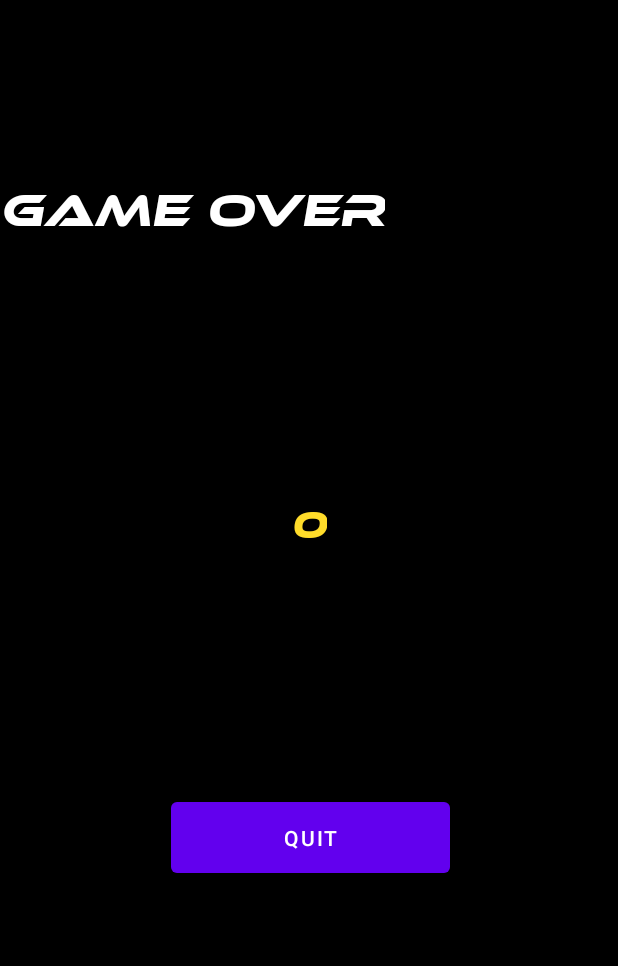
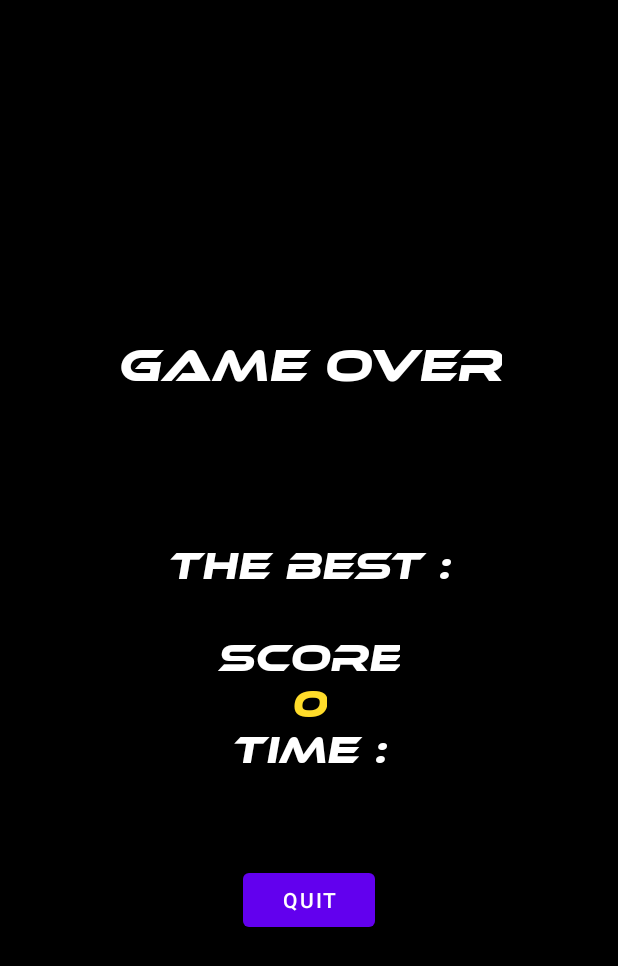
Before and after one commit to SayoCrabs/SlashBubble_tp_android, an Android app: the GameActivity screen opened directly, with no data from a screen before it, after a tap on an icon or button, on a phone screen of 412 x 824 dp. Shown: the top 966 px of the screen. Run offline under Robolectric (Android 15) with nearby library versions, the phone set to English and light mode, and no system bars; our stand-ins replace Firebase (no records; nobody signed in at launch, a user with empty details on screens opened directly); network calls fail; 2 other taps on this screen came first.

Commit message:
LayoutCorrection
Remove unused
Finish Credit interface

```diff
--- a/app/src/main/res/layout/activity_game.xml
+++ b/app/src/main/res/layout/activity_game.xml
@@ -2,9 +2,9 @@
 <androidx.constraintlayout.widget.ConstraintLayout xmlns:android="http://schemas.android.com/apk/res/android"
     xmlns:app="http://schemas.android.com/apk/res-auto"
     xmlns:tools="http://schemas.android.com/tools"
+    android:id="@+id/cl"
     android:layout_width="match_parent"
     android:layout_height="match_parent"
-    android:id="@+id/cl"
     tools:context=".game.GameActivity">
 
 
@@ -12,36 +12,34 @@
         android:id="@+id/layoutPause"
         android:layout_width="match_parent"
         android:layout_height="match_parent"
-        android:background="@color/black"
+        android:background="@drawable/background_credit"
         android:gravity="center"
         android:orientation="vertical"
-        tools:layout_editor_absoluteX="30dp"
-        tools:layout_editor_absoluteY="3dp"
         android:visibility="gone">
 
         <TextView
             android:id="@+id/textPause"
             android:layout_width="wrap_content"
             android:layout_height="wrap_content"
-            android:layout_marginEnd="164dp"
-            android:layout_marginBottom="176dp"
+            android:layout_marginBottom="200dp"
+            android:fontFamily="@font/ethnocentric_rg_it"
             android:text="@string/pause"
             android:textColor="@color/white"
             android:textSize="30sp"
-            android:fontFamily="@font/ethnocentric_rg_it"
             app:layout_constraintBottom_toTopOf="@+id/resume"
-            app:layout_constraintEnd_toEndOf="parent" />
+            app:layout_constraintLeft_toLeftOf="parent"
+            app:layout_constraintRight_toRightOf="parent" />
 
         <Button
             android:id="@+id/resume"
             android:layout_width="186dp"
             android:layout_height="59dp"
-            android:layout_marginEnd="112dp"
             android:layout_marginBottom="236dp"
             android:onClick="resume"
             android:text="@string/resume"
             app:layout_constraintBottom_toBottomOf="parent"
-            app:layout_constraintEnd_toEndOf="parent" />
+            app:layout_constraintLeft_toLeftOf="parent"
+            app:layout_constraintRight_toRightOf="parent" />
     </androidx.constraintlayout.widget.ConstraintLayout>
 
     <androidx.constraintlayout.widget.ConstraintLayout
@@ -49,81 +47,96 @@
         android:layout_width="match_parent"
         android:layout_height="match_parent"
         android:background="@color/black"
-        android:gravity="center"
         android:orientation="vertical"
-        tools:layout_editor_absoluteX="30dp"
-        tools:layout_editor_absoluteY="3dp"
         android:visibility="gone">
 
         <TextView
             android:id="@+id/textGameOver"
             android:layout_width="wrap_content"
             android:layout_height="wrap_content"
-            android:layout_marginEnd="132dp"
-            android:layout_marginBottom="176dp"
-            android:layout_gravity="center"
+            android:layout_marginBottom="100dp"
+            android:fontFamily="@font/ethnocentric_rg_it"
             android:text="@string/gameOver"
             android:textColor="@color/white"
             android:textSize="30sp"
-            android:fontFamily="@font/ethnocentric_rg_it"
             app:layout_constraintBottom_toTopOf="@+id/layoutBestScore"
-            app:layout_constraintStart_toStartOf="parent" />
+            app:layout_constraintLeft_toLeftOf="parent"
+            app:layout_constraintRight_toRightOf="parent" />
 
         <LinearLayout
             android:id="@+id/layoutBestScore"
-            android:layout_width="396dp"
-            android:layout_height="114dp"
-            android:layout_marginBottom="80dp"
+            android:layout_width="match_parent"
+            android:layout_height="wrap_content"
+            android:layout_marginBottom="30dp"
+            android:orientation="vertical"
+            android:gravity="center"
             app:layout_constraintBottom_toTopOf="@+id/quit"
             app:layout_constraintEnd_toEndOf="parent"
-            app:layout_constraintStart_toStartOf="parent"
-            android:orientation="horizontal">
+            app:layout_constraintStart_toStartOf="parent">
+
+
+            <TextView
+                android:layout_width="wrap_content"
+                android:layout_height="wrap_content"
+                android:fontFamily="@font/ethnocentric_rg_it"
+                android:text="@string/the_best_name"
+                android:textColor="@color/white"
+                android:textSize="25sp"/>
 
             <TextView
                 android:id="@+id/textUserNameBestScore"
                 android:layout_width="wrap_content"
                 android:layout_height="wrap_content"
-                android:textSize="25sp"
                 android:fontFamily="@font/ethnocentric_rg_it"
-                android:textColor="@color/purple_200"/>
+                android:text="name"
+                android:textColor="@color/purple_200"
+                android:textSize="25sp" />
 
-            <Space
+            <TextView
                 android:layout_width="wrap_content"
                 android:layout_height="wrap_content"
-                android:layout_weight="1" />
+                android:fontFamily="@font/ethnocentric_rg_it"
+                android:text="@string/score"
+                android:textColor="@color/white"
+                android:textSize="25sp"/>
 
             <TextView
                 android:id="@+id/textBestScore"
                 android:layout_width="wrap_content"
                 android:layout_height="wrap_content"
-                android:textSize="25sp"
                 android:fontFamily="@font/ethnocentric_rg_it"
-                android:textColor="@color/yellow"/>
+                android:text="0"
+                android:textColor="@color/yellow"
+                android:textSize="25sp" />
 
-            <Space
+            <TextView
                 android:layout_width="wrap_content"
                 android:layout_height="wrap_content"
-                android:layout_weight="1" />
+                android:fontFamily="@font/ethnocentric_rg_it"
+                android:text="@string/the_time"
+                android:textColor="@color/white"
+                android:textSize="25sp"/>
 
             <TextView
                 android:id="@+id/textBestTime"
                 android:layout_width="wrap_content"
                 android:layout_height="wrap_content"
-                android:textSize="25sp"
                 android:fontFamily="@font/ethnocentric_rg_it"
-                android:textColor="@color/blue"/>
+                android:textColor="@color/blue"
+                android:textSize="25sp"/>
+
         </LinearLayout>
 
         <Button
             android:id="@+id/quit"
-            android:layout_width="186dp"
-            android:layout_height="59dp"
-            android:layout_marginEnd="112dp"
-            android:layout_marginBottom="236dp"
+            android:layout_width="wrap_content"
+            android:layout_height="wrap_content"
+            android:layout_marginBottom="200dp"
             android:onClick="quit"
             android:text="@string/quit"
             app:layout_constraintBottom_toBottomOf="parent"
-            app:layout_constraintEnd_toEndOf="parent" />
+            app:layout_constraintLeft_toLeftOf="parent"
+            app:layout_constraintRight_toRightOf="parent"/>
     </androidx.constraintlayout.widget.ConstraintLayout>
 
     <androidx.constraintlayout.widget.ConstraintLayout
@@ -136,10 +149,10 @@
             android:id="@+id/layoutTimer"
             android:layout_width="wrap_content"
             android:layout_height="wrap_content"
+            android:orientation="horizontal"
             app:layout_constraintBottom_toBottomOf="parent"
             app:layout_constraintLeft_toLeftOf="parent"
-            app:layout_constraintRight_toRightOf="parent"
-            android:orientation="horizontal">
+            app:layout_constraintRight_toRightOf="parent">
 
             <ImageButton
                 android:layout_width="wrap_content"
@@ -157,10 +170,10 @@
                 android:layout_width="wrap_content"
                 android:layout_height="wrap_content"
                 android:layout_marginBottom="600dp"
+                android:fontFamily="@font/ethnocentric_rg_it"
+                android:text="timer"
                 android:textColor="@color/white"
-                android:text="timer"
-                android:textSize="30sp"
-                android:fontFamily="@font/ethnocentric_rg_it"/>
+                android:textSize="30sp" />
         </LinearLayout>
 
         <TextView
@@ -169,11 +182,11 @@
             android:layout_height="wrap_content"
             android:layout_marginStart="4dp"
             android:background="@drawable/backgroundtextview"
-            android:text="score"
+            android:fontFamily="@font/ethnocentric_rg_it"
+            android:text="@string/score"
             android:textAlignment="center"
             android:textColor="@color/white"
             android:textSize="30sp"
-            android:fontFamily="@font/ethnocentric_rg_it"
             app:layout_constraintBottom_toBottomOf="@id/layoutTimer"
             app:layout_constraintLeft_toLeftOf="parent"
             app:layout_constraintTop_toTopOf="parent"
@@ -185,22 +198,22 @@
             android:layout_height="wrap_content"
             android:layout_marginBottom="406dp"
             android:background="@drawable/backgroundtextview"
+            android:fontFamily="@font/ethnocentric_rg_it"
             android:text="COLOR"
             android:textAlignment="center"
             android:textSize="40sp"
-            android:fontFamily="@font/ethnocentric_rg_it"
             app:layout_constraintBottom_toBottomOf="parent"
             app:layout_constraintHorizontal_bias="0.498"
             app:layout_constraintLeft_toLeftOf="parent"
-            app:layout_constraintRight_toRightOf="parent"/>
+            app:layout_constraintRight_toRightOf="parent" />
 
         <ImageButton
             android:id="@+id/pauseButton"
-            android:background="@drawable/pausebtn"
             android:layout_width="67dp"
             android:layout_height="67dp"
+            android:background="@drawable/pausebtn"
             app:layout_constraintRight_toRightOf="parent"
-            app:layout_constraintTop_toTopOf="parent"/>
+            app:layout_constraintTop_toTopOf="parent" />
 
         <LinearLayout
             android:id="@+id/containerImage"
@@ -215,34 +228,34 @@
 
             <ImageView
                 android:id="@+id/firstImage"
-                android:transitionName="@string/purple"
                 android:layout_width="80dp"
                 android:layout_height="match_parent"
-                android:background="@drawable/round_violet"/>
+                android:background="@drawable/round_violet"
+                android:transitionName="@string/purple" />
 
             <Space
                 android:layout_width="wrap_content"
                 android:layout_height="wrap_content"
-                android:layout_weight="1"/>
+                android:layout_weight="1" />
 
             <ImageView
                 android:id="@+id/secondImage"
-                android:transitionName="@string/blue"
                 android:layout_width="80dp"
                 android:layout_height="match_parent"
-                android:background="@drawable/round_blue"/>
+                android:background="@drawable/round_blue"
+                android:transitionName="@string/blue" />
 
             <Space
-            android:layout_width="wrap_content"
-            android:layout_height="wrap_content"
-            android:layout_weight="1"/>
+                android:layout_width="wrap_content"
+                android:layout_height="wrap_content"
+                android:layout_weight="1" />
 
             <ImageView
                 android:id="@+id/thirdImage"
-                android:transitionName="@string/green"
                 android:layout_width="80dp"
                 android:layout_height="match_parent"
-                android:background="@drawable/round_green"/>
+                android:background="@drawable/round_green"
+                android:transitionName="@string/green" />
         </LinearLayout>
     </androidx.constraintlayout.widget.ConstraintLayout>
 
--- a/app/src/main/res/layout/activity_main.xml
+++ b/app/src/main/res/layout/activity_main.xml
@@ -60,7 +60,7 @@
         android:textSize="30sp"
         app:layout_constraintBottom_toBottomOf="parent"
         app:layout_constraintLeft_toLeftOf="parent"
-        app:layout_constraintRight_toRightOf="parent" />
+        app:layout_constraintRight_toRightOf="parent"/>
 
     <LinearLayout
         android:layout_width="195dp"
--- a/app/src/main/res/values/strings.xml
+++ b/app/src/main/res/values/strings.xml
@@ -38,6 +38,11 @@
     <string name="pause" translatable="false">pause</string>
     <string name="gameOver" translatable="false">Game Over</string>
 
+    <!-- Game over layout -->
+    <string name="the_best_name">The best :</string>
+    <string name="score" translatable="false">score</string>
+    <string name="the_time">Time :</string>
+
     <!-- Credit -->
     <string name="your_meteo">Your meteo :</string>
     <string name="language">language</string>
```
Also changed, not shown: app/src/main/java/com/example/slashbubble_tp_android/credit/CreditActivity.java (+12 -0 lines), app/src/main/res/layout/activity_bubble_choice.xml (+9 -4 lines), app/src/main/res/layout/activity_credit.xml (+35 -0 lines), app/src/main/res/layout/activity_shop.xml (+9 -7 lines), app/src/main/res/drawable/background_shop.jpg (deleted), 1 other file.
